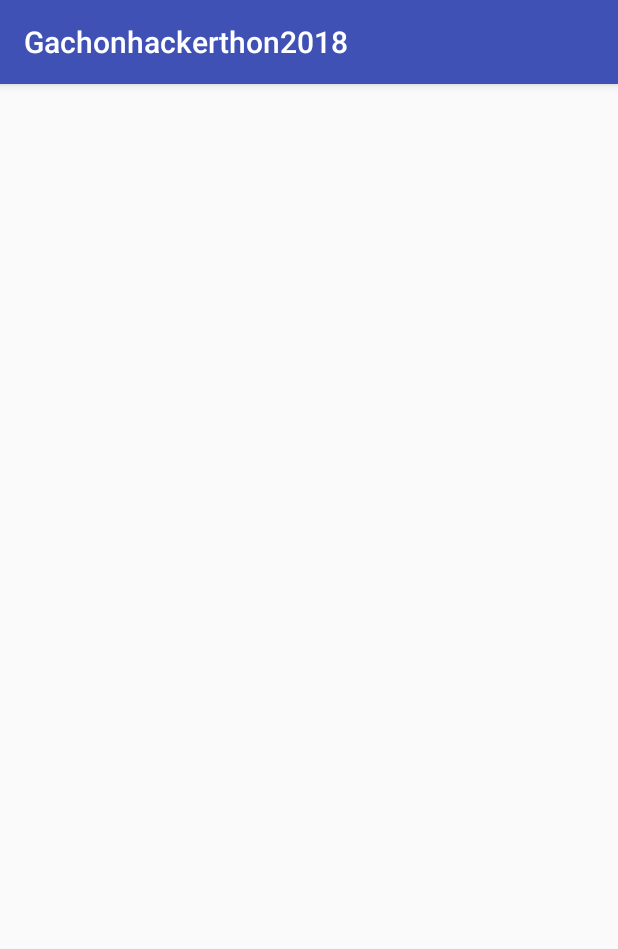
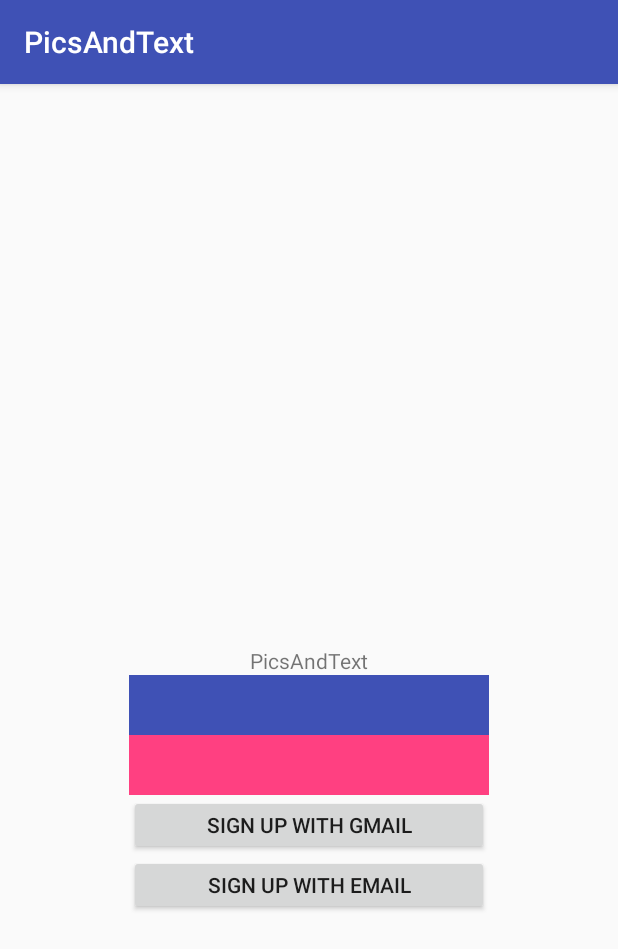
Before and after one commit to devFallingstar/Gachon-Hackthon-2018, an Android app: the screen it shows after launch (LauncherActivity before the commit, LoginActivity after it), on a phone screen of 412 x 824 dp. Shown: the top 949 px of the screen. Run offline under Robolectric (Android 15) with nearby library versions, the phone set to English and light mode, and no system bars.

Commit message:
Make basic interface for splash and login activities

```diff
--- a/Gachonhackerthon2018/app/build.gradle
+++ b/Gachonhackerthon2018/app/build.gradle
@@ -23,7 +23,10 @@ dependencies {
     implementation 'com.android.support:appcompat-v7:28.0.0-rc01'
     implementation 'com.android.support.constraint:constraint-layout:1.1.2'
     implementation 'com.android.support:support-v4:28.0.0-rc01'
+    implementation 'com.google.firebase:firebase-auth:11.6.0'
     testImplementation 'junit:junit:4.12'
     androidTestImplementation 'com.android.support.test:runner:1.0.2'
     androidTestImplementation 'com.android.support.test.espresso:espresso-core:3.0.2'
 }
+
+apply plugin: 'com.google.gms.google-services'
--- a/Gachonhackerthon2018/app/src/main/AndroidManifest.xml
+++ b/Gachonhackerthon2018/app/src/main/AndroidManifest.xml
@@ -12,15 +12,12 @@
         <activity android:name=".ui.home.main.HomeActivity">
             <intent-filter>
                 <action android:name="android.intent.action.MAIN" />
-
-                <category android:name="android.intent.category.LAUNCHER" />
             </intent-filter>
         </activity>
         <activity android:name=".ui.login.main.LoginActivity" />
         <activity android:name=".ui.LauncherActivity">
             <intent-filter>
                 <action android:name="android.intent.action.MAIN" />
-
                 <category android:name="android.intent.category.LAUNCHER" />
             </intent-filter>
         </activity>
@@ -28,7 +25,7 @@
         <activity android:name=".ui.functional.detail.PictureDetailActivity" />
         <activity android:name=".ui.functional.detail.ArticleDetailActivity" />
         <activity android:name=".ui.functional.write.ArticleWriteActivity" />
-        <activity android:name=".ui.functional.write.PictureTakeActivity"></activity>
+        <activity android:name=".ui.functional.write.PictureTakeActivity" />
     </application>
 
 </manifest>
--- a/Gachonhackerthon2018/app/src/main/java/com/devfallingstar/gachonhackerthon2018/ui/LauncherActivity.java
+++ b/Gachonhackerthon2018/app/src/main/java/com/devfallingstar/gachonhackerthon2018/ui/LauncherActivity.java
@@ -1,9 +1,12 @@
 package com.devfallingstar.gachonhackerthon2018.ui;
 
+import android.content.Intent;
 import android.support.v7.app.AppCompatActivity;
 import android.os.Bundle;
 
 import com.devfallingstar.gachonhackerthon2018.R;
+import com.devfallingstar.gachonhackerthon2018.ui.home.main.HomeActivity;
+import com.devfallingstar.gachonhackerthon2018.ui.login.main.LoginActivity;
 
 public class LauncherActivity extends AppCompatActivity {
 
@@ -11,5 +14,14 @@ public class LauncherActivity extends AppCompatActivity {
     protected void onCreate(Bundle savedInstanceState) {
         super.onCreate(savedInstanceState);
         setContentView(R.layout.activity_launcher);
+
+        try {
+            Thread.sleep(2000);
+        }catch (InterruptedException e) {
+            e.printStackTrace();
+        }
+
+        startActivity(new Intent(this, LoginActivity.class));
+        finish();
     }
 }
--- a/Gachonhackerthon2018/app/src/main/java/com/devfallingstar/gachonhackerthon2018/ui/functional/detail/PictureDetailActivity.java
+++ b/Gachonhackerthon2018/app/src/main/java/com/devfallingstar/gachonhackerthon2018/ui/functional/detail/PictureDetailActivity.java
@@ -2,6 +2,8 @@ package com.devfallingstar.gachonhackerthon2018.ui.functional.detail;
 
 import android.support.v7.app.AppCompatActivity;
 import android.os.Bundle;
+
+import com.devfallingstar.gachonhackerthon2018.R;
 
 public class PictureDetailActivity extends AppCompatActivity {
 
--- a/Gachonhackerthon2018/app/src/main/res/layout/activity_home.xml
+++ b/Gachonhackerthon2018/app/src/main/res/layout/activity_home.xml
@@ -9,7 +9,7 @@
     <TextView
         android:layout_width="wrap_content"
         android:layout_height="wrap_content"
-        android:text="Hello World!"
+        android:text="@string/app_name"
         app:layout_constraintBottom_toBottomOf="parent"
         app:layout_constraintLeft_toLeftOf="parent"
         app:layout_constraintRight_toRightOf="parent"
--- a/Gachonhackerthon2018/app/src/main/res/layout/activity_launcher.xml
+++ b/Gachonhackerthon2018/app/src/main/res/layout/activity_launcher.xml
@@ -6,4 +6,9 @@
     android:layout_height="match_parent"
     tools:context=".ui.LauncherActivity">
 
+    <TextView
+        android:layout_width="match_parent"
+        android:layout_height="match_parent"
+        android:text="THIS IS SPLASH SCREEN"/>
+
 </android.support.constraint.ConstraintLayout>
--- a/Gachonhackerthon2018/app/src/main/res/layout/activity_login.xml
+++ b/Gachonhackerthon2018/app/src/main/res/layout/activity_login.xml
@@ -1,9 +1,57 @@
 <?xml version="1.0" encoding="utf-8"?>
-<android.support.constraint.ConstraintLayout xmlns:android="http://schemas.android.com/apk/res/android"
+<android.support.constraint.ConstraintLayout
+    xmlns:android="http://schemas.android.com/apk/res/android"
     xmlns:app="http://schemas.android.com/apk/res-auto"
     xmlns:tools="http://schemas.android.com/tools"
     android:layout_width="match_parent"
     android:layout_height="match_parent"
-    tools:context=".ui.login.main.LoginActivity">
+    tools:context=".ui.home.main.HomeActivity">
+
+    <TextView
+        android:id="@+id/txtview_loginTitle"
+        android:layout_width="wrap_content"
+        android:layout_height="wrap_content"
+        android:text="@string/app_name"
+        app:layout_constraintBottom_toBottomOf="parent"
+        app:layout_constraintLeft_toLeftOf="parent"
+        app:layout_constraintRight_toRightOf="parent"
+        app:layout_constraintTop_toTopOf="parent" />
+
+    <EditText
+        android:id="@+id/edittext_id"
+        android:layout_width="240dp"
+        android:layout_height="40dp"
+        android:background="@color/colorPrimary"
+        app:layout_constraintLeft_toLeftOf="parent"
+        app:layout_constraintRight_toRightOf="parent"
+        app:layout_constraintTop_toBottomOf="@id/txtview_loginTitle"/>
+
+    <EditText
+        android:id="@+id/edittext_pw"
+        android:layout_width="240dp"
+        android:layout_height="40dp"
+        android:background="@color/colorAccent"
+        app:layout_constraintLeft_toLeftOf="parent"
+        app:layout_constraintRight_toRightOf="parent"
+        app:layout_constraintTop_toBottomOf="@id/edittext_id"/>
+
+    <Button
+        android:id="@+id/btn_gmailSignUp"
+        android:layout_width="240dp"
+        android:layout_height="40dp"
+        android:text="@string/gmail_signup"
+        app:layout_constraintLeft_toLeftOf="parent"
+        app:layout_constraintRight_toRightOf="parent"
+        app:layout_constraintTop_toBottomOf="@id/edittext_pw"/>
+
+    <Button
+        android:id="@+id/btn_emailSignUp"
+        android:layout_width="240dp"
+        android:layout_height="40dp"
+        android:text="@string/email_signup"
+        app:layout_constraintLeft_toLeftOf="parent"
+        app:layout_constraintRight_toRightOf="parent"
+        app:layout_constraintTop_toBottomOf="@id/btn_gmailSignUp"/>
+
 
 </android.support.constraint.ConstraintLayout>
--- a/Gachonhackerthon2018/app/src/main/res/values/strings.xml
+++ b/Gachonhackerthon2018/app/src/main/res/values/strings.xml
@@ -1,5 +1,8 @@
 <resources>
-    <string name="app_name">Gachonhackerthon2018</string>
+    <string name="app_name">PicsAndText</string>
+
+    <string name="gmail_signup">Sign up with Gmail</string>
+    <string name="email_signup">Sign up with Email</string>
 
     <!-- TODO: Remove or change this placeholder text -->
     <string name="hello_blank_fragment">Hello blank fragment</string>
--- a/Gachonhackerthon2018/build.gradle
+++ b/Gachonhackerthon2018/build.gradle
@@ -12,6 +12,7 @@ buildscript {
 
         // NOTE: Do not place your application dependencies here; they belong
         // in the individual module build.gradle files
+        classpath 'com.google.gms:google-services:3.1.1'
     }
 }
 
```
